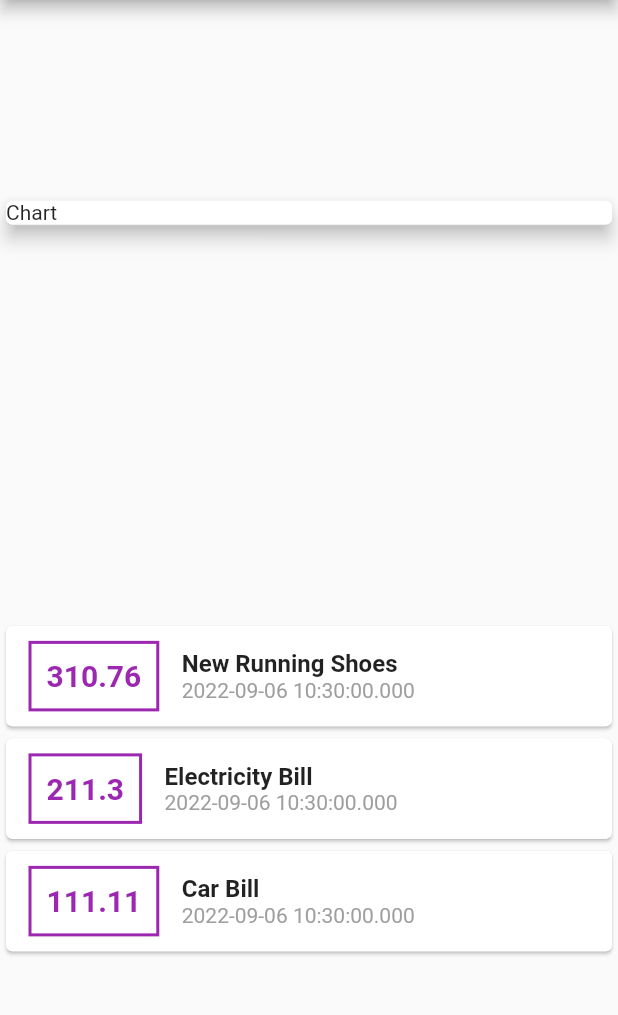
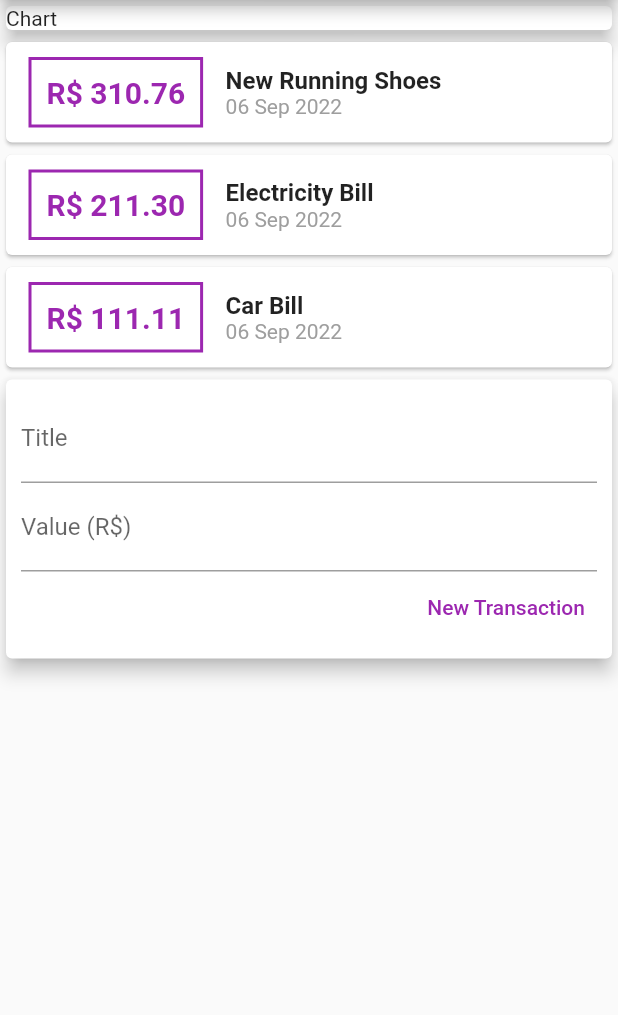
Before and after one commit to caiovcruz/expenses, a Flutter app: the screen it shows after launch, on a phone screen of 412 x 824 dp, the part 84-1099 px from its top. Run offline on Flutter 3.47's test engine with Material 2 defaults, Android fonts, the phone set to English and light mode, and no system bars.

Commit message:
Separating widgets into components, working on the transaction interface and adding date internationalization

```diff
--- /dev/null
+++ b/lib/components/transaction_form.dart
@@ -0,0 +1,46 @@
+import 'package:flutter/material.dart';
+
+class TransactionForm extends StatelessWidget {
+  TransactionForm({Key? key}) : super(key: key);
+
+  final titleController = TextEditingController();
+  final valueController = TextEditingController();
+
+  @override
+  Widget build(BuildContext context) {
+    return Card(
+      elevation: 5,
+      child: Padding(
+        padding: const EdgeInsets.all(10),
+        child: Column(
+          children: [
+            TextField(
+              controller: titleController,
+              decoration: const InputDecoration(
+                labelText: 'Title',
+              ),
+            ),
+            TextField(
+              controller: valueController,
+              decoration: const InputDecoration(
+                labelText: 'Value (R\$)',
+              ),
+            ),
+            Row(
+              mainAxisAlignment: MainAxisAlignment.end,
+              children: [
+                TextButton(
+                  style: TextButton.styleFrom(
+                    primary: Colors.purple,
+                  ),
+                  child: const Text('New Transaction'),
+                  onPressed: () {},
+                ),
+              ],
+            ),
+          ],
+        ),
+      ),
+    );
+  }
+}
--- /dev/null
+++ b/lib/components/transaction_list.dart
@@ -0,0 +1,59 @@
+import 'package:flutter/material.dart';
+import 'package:intl/intl.dart';
+
+import '../models/transaction.dart';
+
+class TransactionList extends StatelessWidget {
+  final List<Transaction> transactions;
+
+  const TransactionList({Key? key, required this.transactions})
+      : super(key: key);
+
+  @override
+  Widget build(BuildContext context) {
+    return Column(
+      children: transactions.map((tr) {
+        return Card(
+          child: Row(children: [
+            Container(
+              margin: const EdgeInsets.symmetric(horizontal: 15, vertical: 10),
+              decoration: BoxDecoration(
+                border: Border.all(
+                  color: Colors.purple,
+                  width: 2,
+                ),
+              ),
+              padding: const EdgeInsets.all(10),
+              child: Text(
+                'R\$ ${tr.value.toStringAsFixed(2)}',
+                style: const TextStyle(
+                  fontWeight: FontWeight.bold,
+                  fontSize: 20,
+                  color: Colors.purple,
+                ),
+              ),
+            ),
+            Column(
+              crossAxisAlignment: CrossAxisAlignment.start,
+              children: [
+                Text(
+                  tr.title,
+                  style: const TextStyle(
+                    fontSize: 16,
+                    fontWeight: FontWeight.bold,
+                  ),
+                ),
+                Text(
+                  DateFormat('dd MMM yyyy').format(tr.date),
+                  style: const TextStyle(
+                    color: Colors.grey,
+                  ),
+                ),
+              ],
+            )
+          ]),
+        );
+      }).toList(),
+    );
+  }
+}
--- /dev/null
+++ b/lib/components/transaction_user.dart
@@ -0,0 +1,47 @@
+import 'package:flutter/cupertino.dart';
+
+import '../models/transaction.dart';
+import './transaction_form.dart';
+import './transaction_list.dart';
+
+class TransactionUser extends StatefulWidget {
+  const TransactionUser({Key? key}) : super(key: key);
+
+  @override
+  State<TransactionUser> createState() => _TransactionUserState();
+}
+
+class _TransactionUserState extends State<TransactionUser> {
+  final _transactions = [
+    Transaction(
+      id: 't1',
+      title: 'New Running Shoes',
+      value: 310.76,
+      date: DateTime.now(),
+    ),
+    Transaction(
+      id: 't2',
+      title: 'Electricity Bill',
+      value: 211.30,
+      date: DateTime.now(),
+    ),
+    Transaction(
+      id: 't3',
+      title: 'Car Bill',
+      value: 111.11,
+      date: DateTime.now(),
+    ),
+  ];
+
+  @override
+  Widget build(BuildContext context) {
+    return Column(
+      children: [
+        TransactionList(
+          transactions: _transactions,
+        ),
+        TransactionForm(),
+      ],
+    );
+  }
+}
--- a/lib/main.dart
+++ b/lib/main.dart
@@ -1,6 +1,6 @@
 import 'package:flutter/material.dart';
 
-import 'models/transaction.dart';
+import 'components/transaction_user.dart';
 
 main() => runApp(const ExpensesApp());
 
@@ -9,95 +9,29 @@ class ExpensesApp extends StatelessWidget {
 
   @override
   Widget build(BuildContext context) {
-    return MaterialApp(
+    return const MaterialApp(
       home: MyHomePage(),
     );
   }
 }
 
 class MyHomePage extends StatelessWidget {
-  MyHomePage({Key? key}) : super(key: key);
-
-  final _transactions = [
-    Transaction(
-      id: "t1",
-      title: "New Running Shoes",
-      value: 310.76,
-      date: DateTime.now(),
-    ),
-    Transaction(
-      id: "t2",
-      title: "Electricity Bill",
-      value: 211.30,
-      date: DateTime.now(),
-    ),
-    Transaction(
-      id: "t3",
-      title: "Car Bill",
-      value: 111.11,
-      date: DateTime.now(),
-    ),
-  ];
+  const MyHomePage({Key? key}) : super(key: key);
 
   @override
   Widget build(BuildContext context) {
     return Scaffold(
       appBar: AppBar(
-        title: const Text("Personal Expenses"),
+        title: const Text('Personal Expenses'),
       ),
       body: Column(
-        mainAxisAlignment: MainAxisAlignment.spaceAround,
         crossAxisAlignment: CrossAxisAlignment.stretch,
-        children: [
-          const Card(
+        children: const [
+          Card(
             elevation: 5,
-            child: Text("Chart"),
+            child: Text('Chart'),
           ),
-          Column(
-            children: _transactions.map((tr) {
-              return Card(
-                child: Row(children: [
-                  Container(
-                    margin: const EdgeInsets.symmetric(
-                        horizontal: 15, vertical: 10),
-                    decoration: BoxDecoration(
-                      border: Border.all(
-                        color: Colors.purple,
-                        width: 2,
-                      ),
-                    ),
-                    padding: const EdgeInsets.all(10),
-                    child: Text(
-                      tr.value.toString(),
-                      style: const TextStyle(
-                        fontWeight: FontWeight.bold,
-                        fontSize: 20,
-                        color: Colors.purple,
-                      ),
-                    ),
-                  ),
-                  Column(
-                    crossAxisAlignment: CrossAxisAlignment.start,
-                    children: [
-                      Text(
-                        tr.title,
-                        style: const TextStyle(
-                          fontSize: 16,
-                          fontWeight: FontWeight.bold,
-                        ),
-                      ),
-                      Text(
-                        tr.date.toString(),
-                        style: const TextStyle(
-                          color: Colors.grey,
-                        ),
-                      ),
-                    ],
-                  )
-                ]),
-              );
-            }).toList(),
-          ),
+          TransactionUser(),
         ],
       ),
     );
--- a/pubspec.yaml
+++ b/pubspec.yaml
@@ -29,6 +29,7 @@ environment:
 dependencies:
   flutter:
     sdk: flutter
+  intl: ^0.17.0
 
 
   # The following adds the Cupertino Icons font to your application.
```
